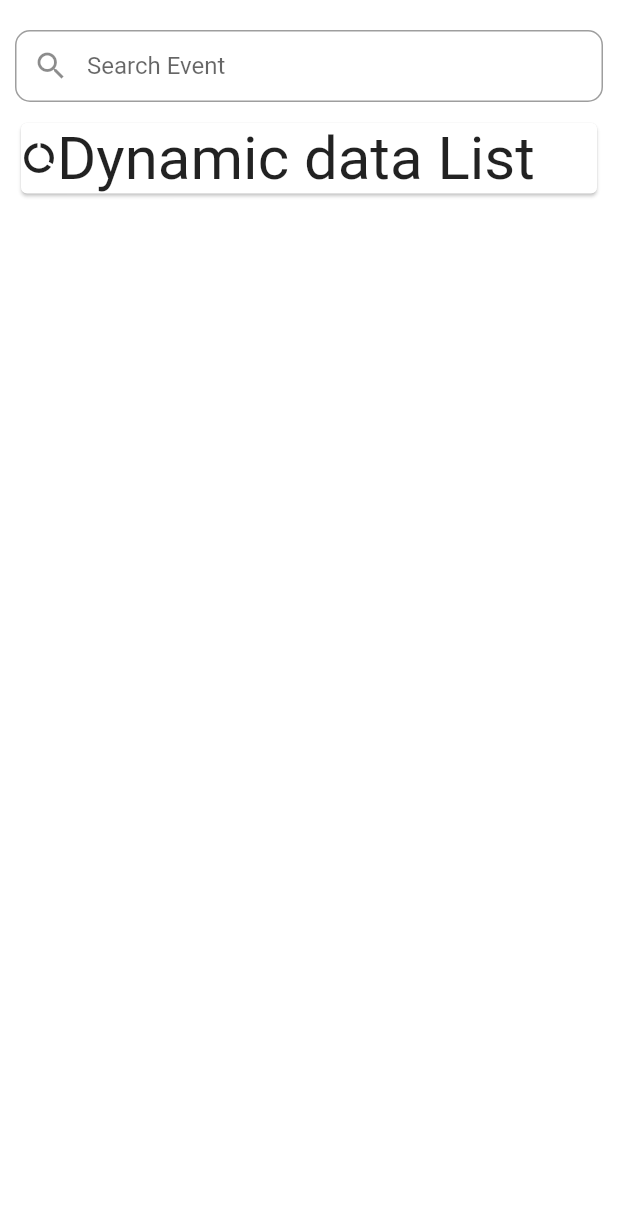
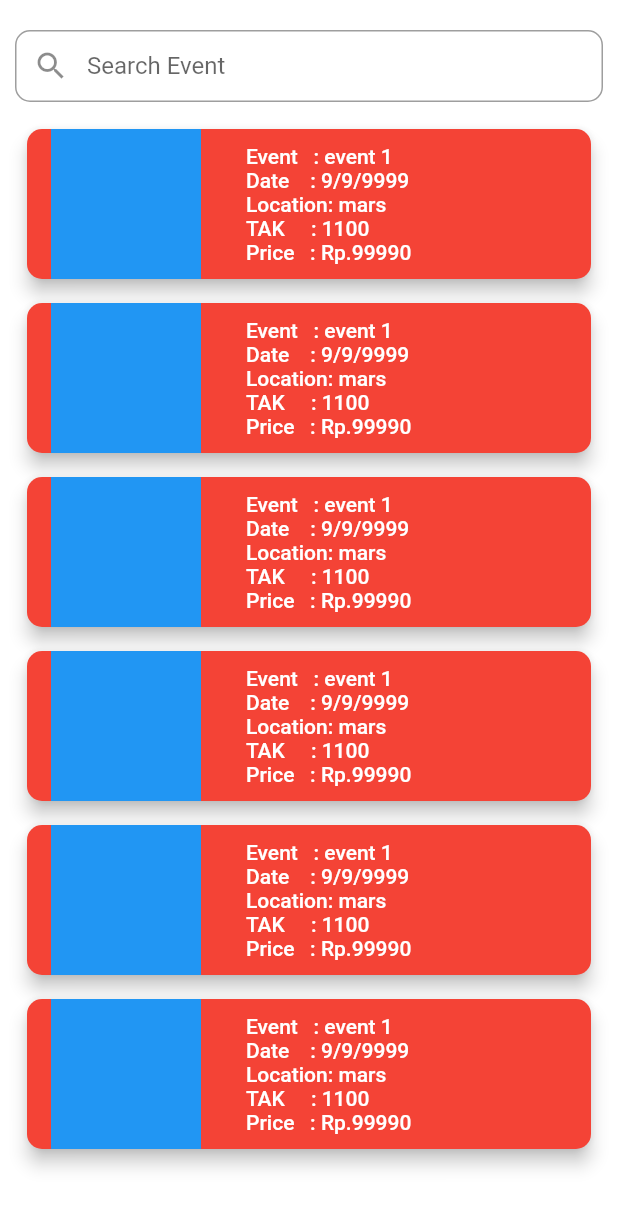
Before and after one commit to amalkhairin/Tel-Event, a Flutter app: the Event screen opened directly, on a phone screen of 412 x 824 dp. Shown: the top 1208 px of the screen. Run offline on Flutter 3.47's test engine with Material 2 defaults, Android fonts, the phone set to English and light mode, and no system bars; our stand-ins replace carousel_pro, firebase_auth, google_sign_in; missing offline and left inert: folding_cell; accounts and stored records are empty; statements that could not run were skipped.

```diff
--- a/lib/screens/event.dart
+++ b/lib/screens/event.dart
@@ -1,4 +1,6 @@
 import 'package:flutter/material.dart';
+import 'package:folding_cell/folding_cell.dart';
+
 
 class Event extends StatelessWidget {
   @override
@@ -14,7 +16,31 @@ class EventPage extends StatefulWidget {
   _EventPageState createState() => _EventPageState();
 }
 
-class _EventPageState extends State<EventPage> {
+class _EventPageState extends State<EventPage> with SingleTickerProviderStateMixin {
+  final _foldingCellKey = GlobalKey<SimpleFoldingCellState>();
+
+  //get data here
+  final String _getEventName = 'event 1';
+  final String _getEventDate = '9/9/9999';
+  final String _getEventLocation = 'mars';
+  final int _getTak = 1100;
+  final int _getPrice = 99990;
+
+  List<Widget> _listEvent = [];
+
+  //add item to list
+  @override
+  void initState() {
+    // TODO: implement initState
+    _listEvent.add(_buildCell(context,_getEventName,_getEventDate,_getEventLocation,_getPrice,_getTak));
+    _listEvent.add(_buildCell(context,_getEventName,_getEventDate,_getEventLocation,_getPrice,_getTak));
+    _listEvent.add(_buildCell(context,_getEventName,_getEventDate,_getEventLocation,_getPrice,_getTak));
+    _listEvent.add(_buildCell(context,_getEventName,_getEventDate,_getEventLocation,_getPrice,_getTak));
+    _listEvent.add(_buildCell(context,_getEventName,_getEventDate,_getEventLocation,_getPrice,_getTak));
+    _listEvent.add(_buildCell(context,_getEventName,_getEventDate,_getEventLocation,_getPrice,_getTak));
+    super.initState();
+  }
+
 
   //search widget
   final search = TextFormField(
@@ -39,69 +65,51 @@ class _EventPageState extends State<EventPage> {
           Expanded(
             child: Padding(
               padding: EdgeInsets.only(left: 10.0,right: 10.0,top: 10.0),
-              child: ListView(
-                shrinkWrap: true,
-                children: <Widget>[
-                  Card(
-                    child: Row(
-                      children: <Widget>[
-                        Icon(Icons.data_usage),
-                        Text('Dynamic data List', style: TextStyle(fontSize: 40.0),),
-                      ],
-                    ),
-                  )
-                ],
-              ),
+              child: ListView.builder(
+                itemCount: _listEvent.length,
+                itemBuilder: (BuildContext context, int index){
+                  return _listEvent[index];
+                },
+              )
             ),
           )
         ],
       ),
     );
   }
+
+  Widget _buildCell(BuildContext context,String eventName, String eventDate, String eventLocation, int price, int tak){
+    return Padding(
+      padding: const EdgeInsets.all(8.0),
+      child: RaisedButton(
+        shape: RoundedRectangleBorder(borderRadius: BorderRadius.circular(10)),
+        elevation: 5.0,
+        color: Colors.red,
+        onPressed: (){},
+        child: Row(
+          children: <Widget>[
+            Container(
+              color: Colors.blue,
+              height: 100.0,
+              width: 100.0,
+            ),
+            Padding(
+              padding: const EdgeInsets.only(left: 30.0),
+              child: Column(
+                mainAxisAlignment: MainAxisAlignment.start,
+                crossAxisAlignment: CrossAxisAlignment.start,
+                children: <Widget>[
+                  Text('Event   : '+eventName, style: TextStyle(color: Colors.white),),
+                  Text('Date    : '+eventDate, style: TextStyle(color: Colors.white)),
+                  Text('Location: '+eventLocation, style: TextStyle(color: Colors.white)),
+                  Text('TAK     : '+'$tak', style: TextStyle(color: Colors.white)),
+                  Text('Price   : Rp.'+'$price', style: TextStyle(color: Colors.white)),
+                ],
+              ),
+            )
+          ],
+        ),
+      ),
+    );
+  }
 }
-
-// class Event extends StatelessWidget {
-
-//   //search widget
-//   final search = TextFormField(
-//     decoration: InputDecoration(
-//       hintText: 'Search Event',
-//       prefixIcon: Icon(Icons.search),
-//       contentPadding: EdgeInsets.fromLTRB(20.0, 10.0, 20.0, 10.0),
-//       border: OutlineInputBorder(borderRadius: BorderRadius.circular(10.0))
-//     ),
-//   );
-
-//   @override
-//   Widget build(BuildContext context) {
-//     return Container(
-      // color: Colors.white,
-      // child: Column(
-      //   children: <Widget>[
-      //     Padding(
-      //       padding: EdgeInsets.only(top: 20.0,right: 10.0,left: 10.0),
-      //       child: search,
-      //     ),
-      //     Expanded(
-      //       child: Padding(
-      //         padding: EdgeInsets.only(left: 10.0,right: 10.0,top: 10.0),
-      //         child: ListView(
-      //           shrinkWrap: true,
-      //           children: <Widget>[
-      //             Card(
-      //               child: Row(
-      //                 children: <Widget>[
-      //                   Icon(Icons.data_usage),
-      //                   Text('Dynamic data List', style: TextStyle(fontSize: 40.0),),
-      //                 ],
-      //               ),
-      //             )
-      //           ],
-      //         ),
-      //       ),
-      //     )
-      //   ],
-      // ),
-//     );
-//   }
-// }
--- a/pubspec.yaml
+++ b/pubspec.yaml
@@ -27,6 +27,7 @@ dependencies:
   firebase_auth: ^0.11.1+12
   cloud_firestore: ^0.12.7+1
   carousel_pro: ^1.0.0
+  folding_cell: ^0.1.2
 
 dev_dependencies:
   flutter_test:
```
Also changed, not shown: lib/screens/home.dart (+15 -3 lines), lib/screens/profile.dart (+102 -10 lines), pubspec.lock.
